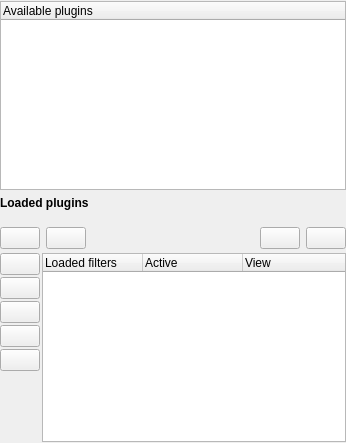
First picture: the form in workflow/ui/plugineditorform.ui, repository cseyve/piaf, before the edit.
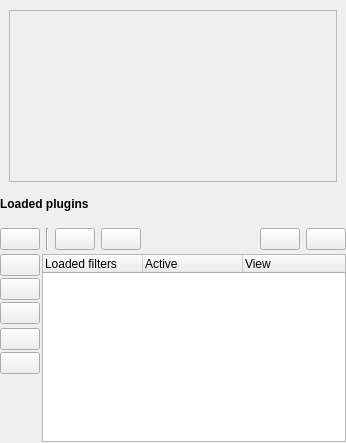
Second picture: the form after the edit. Icons and pictures are not drawn. Custom widgets are drawn as their Qt base class.

Commit message: Workflow: - Reduced marginsin layouts - Improved zooming and ROI editing - Added stacked widget for subtools in plugin editor

Diff of the .ui file:
```diff
--- a/workflow/ui/plugineditorform.ui
+++ b/workflow/ui/plugineditorform.ui
@@ -27,15 +27,67 @@
     <number>1</number>
    </property>
    <item>
-    <widget class="QTreeWidget" name="availablePluginsTreeWidget">
-     <attribute name="headerMinimumSectionSize">
-      <number>50</number>
-     </attribute>
-     <column>
-      <property name="text">
-       <string>Available plugins</string>
-      </property>
-     </column>
+    <widget class="QStackedWidget" name="stackedWidget">
+     <property name="currentIndex">
+      <number>1</number>
+     </property>
+     <widget class="QWidget" name="pagePlugins">
+      <layout class="QVBoxLayout" name="verticalLayout_3">
+       <property name="margin">
+        <number>1</number>
+       </property>
+       <item>
+        <widget class="QTreeWidget" name="availablePluginsTreeWidget">
+         <attribute name="headerMinimumSectionSize">
+          <number>50</number>
+         </attribute>
+         <column>
+          <property name="text">
+           <string>Available plugins</string>
+          </property>
+         </column>
+        </widget>
+       </item>
+      </layout>
+     </widget>
+     <widget class="QWidget" name="pageEditParams">
+      <layout class="QVBoxLayout" name="verticalLayout_4">
+       <item>
+        <widget class="QScrollArea" name="scrollArea">
+         <property name="widgetResizable">
+          <bool>true</bool>
+         </property>
+         <widget class="QWidget" name="scrollAreaWidgetContents">
+          <property name="geometry">
+           <rect>
+            <x>0</x>
+            <y>0</y>
+            <width>326</width>
+            <height>148</height>
+           </rect>
+          </property>
+         </widget>
+        </widget>
+       </item>
+      </layout>
+     </widget>
+     <widget class="QWidget" name="pageHisto">
+      <layout class="QVBoxLayout" name="verticalLayout_2">
+       <property name="margin">
+        <number>1</number>
+       </property>
+       <item>
+        <widget class="TimeHistogramWidget" name="timeHistoWidget" native="true">
+         <property name="minimumSize">
+          <size>
+           <width>0</width>
+           <height>80</height>
+          </size>
+         </property>
+        </widget>
+       </item>
+      </layout>
+     </widget>
     </widget>
    </item>
    <item>
@@ -80,7 +132,7 @@
         </property>
        </widget>
       </item>
-      <item row="6" column="0">
+      <item row="7" column="0">
        <spacer name="verticalSpacer">
         <property name="orientation">
          <enum>Qt::Vertical</enum>
@@ -93,7 +145,7 @@
         </property>
        </spacer>
       </item>
-      <item row="2" column="0">
+      <item row="3" column="0">
        <widget class="QPushButton" name="activateButton">
         <property name="toolTip">
          <string>Activate/disactivate button</string>
@@ -107,21 +159,7 @@
         </property>
        </widget>
       </item>
-      <item row="3" column="0">
-       <widget class="QPushButton" name="timeButton">
-        <property name="toolTip">
-         <string>Show time histogram</string>
-        </property>
-        <property name="text">
-         <string/>
-        </property>
-        <property name="icon">
-         <iconset resource="../ema.qrc">
-          <normaloff>:/icons/icons/16x16/chronometer.png</normaloff>:/icons/icons/16x16/chronometer.png</iconset>
-        </property>
-       </widget>
-      </item>
-      <item row="4" column="0">
+      <item row="5" column="0">
        <widget class="QPushButton" name="upButton">
         <property name="toolTip">
          <string>Move the selected plugin up</string>
@@ -135,7 +173,7 @@
         </property>
        </widget>
       </item>
-      <item row="5" column="0">
+      <item row="6" column="0">
        <widget class="QPushButton" name="downButton">
         <property name="toolTip">
          <string>Move the selected plugin down</string>
@@ -164,6 +202,30 @@
          <property name="bottomMargin">
           <number>2</number>
          </property>
+         <item>
+          <widget class="QPushButton" name="pluginsButton">
+           <property name="enabled">
+            <bool>true</bool>
+           </property>
+           <property name="toolTip">
+            <string>Show list of available plugins</string>
+           </property>
+           <property name="text">
+            <string/>
+           </property>
+           <property name="icon">
+            <iconset resource="../ema.qrc">
+             <normaloff>:/icons/icons/22x22/preferences-plugin.png</normaloff>:/icons/icons/22x22/preferences-plugin.png</iconset>
+           </property>
+          </widget>
+         </item>
+         <item>
+          <widget class="Line" name="line">
+           <property name="orientation">
+            <enum>Qt::Vertical</enum>
+           </property>
+          </widget>
+         </item>
          <item>
           <widget class="QPushButton" name="loadButton">
            <property name="toolTip">
@@ -236,7 +298,7 @@
         </layout>
        </widget>
       </item>
-      <item row="1" column="1" rowspan="6">
+      <item row="1" column="1" rowspan="7">
        <widget class="QTreeWidget" name="selectedPluginsTreeWidget">
         <property name="toolTip">
          <string>Loaded plugins, processed from top to bottom</string>
@@ -273,11 +335,33 @@
         </column>
        </widget>
       </item>
+      <item row="2" column="0">
+       <widget class="QPushButton" name="timeButton">
+        <property name="toolTip">
+         <string>Show time histogram</string>
+        </property>
+        <property name="text">
+         <string/>
+        </property>
+        <property name="icon">
+         <iconset resource="../ema.qrc">
+          <normaloff>:/icons/icons/16x16/chronometer.png</normaloff>:/icons/icons/16x16/chronometer.png</iconset>
+        </property>
+       </widget>
+      </item>
      </layout>
     </widget>
    </item>
   </layout>
  </widget>
+ <customwidgets>
+  <customwidget>
+   <class>TimeHistogramWidget</class>
+   <extends>QWidget</extends>
+   <header>timehistogramwidget.h</header>
+   <container>1</container>
+  </customwidget>
+ </customwidgets>
  <resources>
   <include location="../ema.qrc"/>
   <include location="../../main/piaf.qrc"/>
```
The commit also changes 23 other files.
